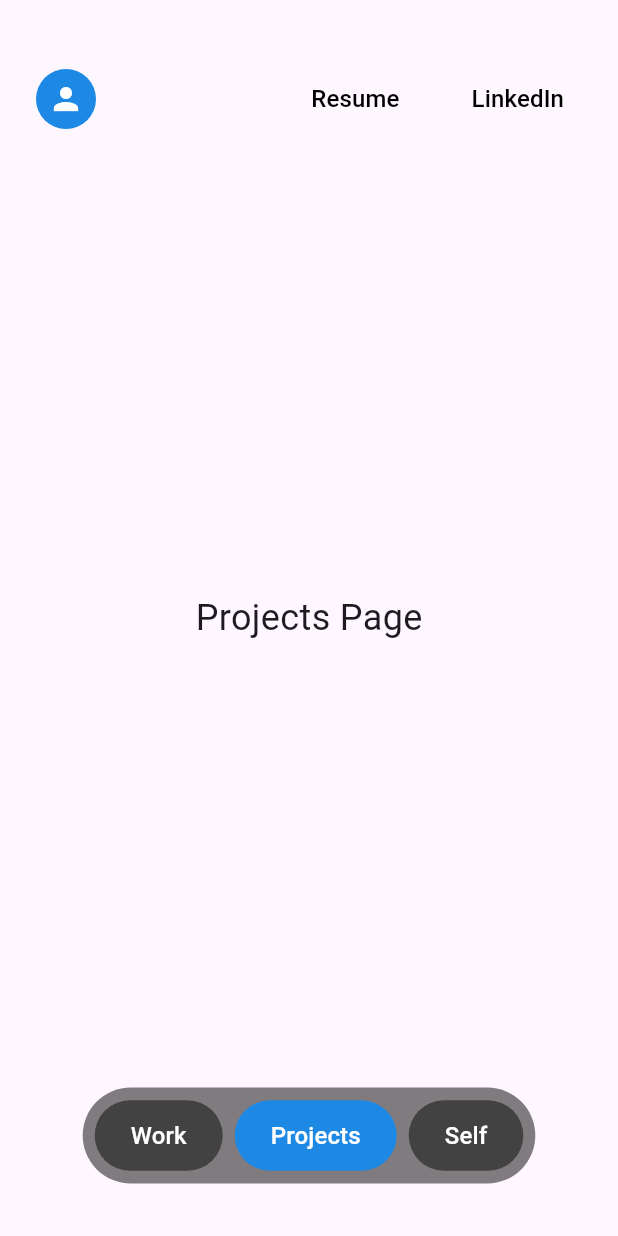
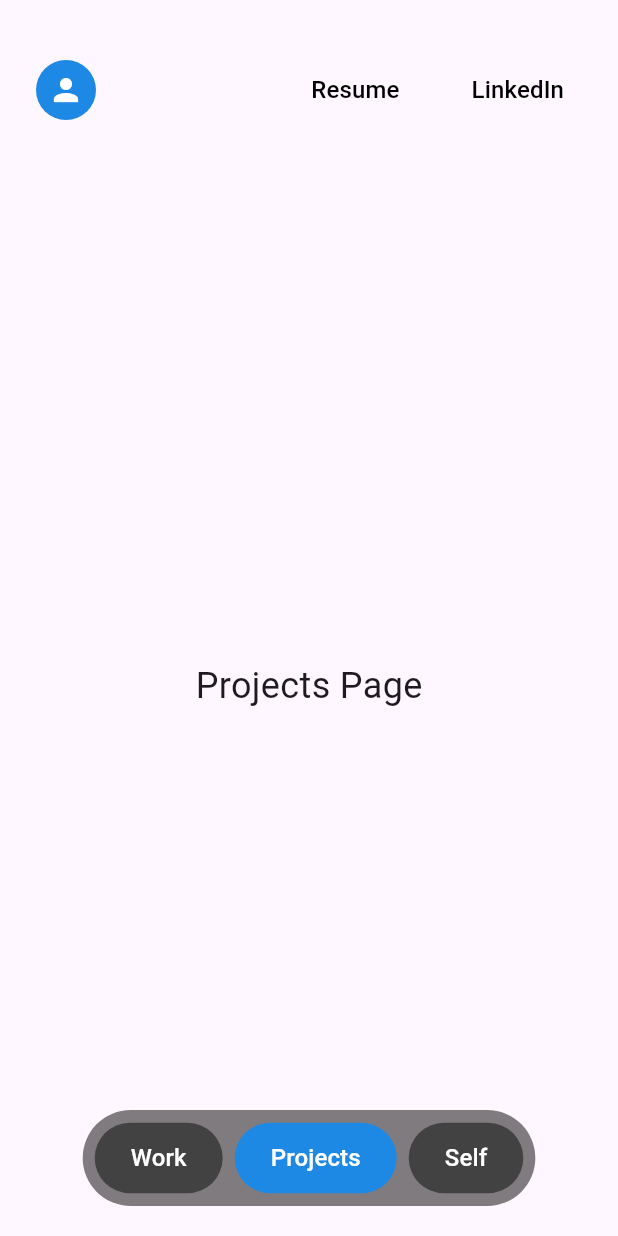
Before and after one commit to Guevara0711/Portafolio_Flutter, a Flutter app: the screen it shows after launch, item 2 of the bottom bar chosen, on a phone screen of 412 x 824 dp. Run offline on Flutter 3.47's test engine with Material 3 defaults, Android fonts, the phone set to English and light mode, and no system bars.

Commit message:
cambios en el scrool

```diff
--- a/lib/home.dart
+++ b/lib/home.dart
@@ -12,16 +12,14 @@ class MyHomePage extends StatefulWidget {
 }
 
 class _MyHomePageState extends State<MyHomePage> {
-  int _currentPage = 0; // 0: Work, 1: Projects, 2: Self
+  int _currentPage = 0;
 
-  // Función para cambiar de página
   void _changePage(int index) {
     setState(() {
       _currentPage = index;
     });
   }
 
-  // Widget para mostrar el contenido actual
   Widget _getCurrentPage() {
     switch (_currentPage) {
       case 0:
@@ -44,16 +42,12 @@ class _MyHomePageState extends State<MyHomePage> {
     return Scaffold(
       body: Stack(
         children: [
-          // Contenido principal - Aquí se muestra la página actual
-          _getCurrentPage(),
-
-          // Header fijo
-          Positioned(
-            top: isMobile ? 16 : 16,
-            left: 0,
-            right: 0,
-            child: SizedBox(
-              height: 100,
+          Column(
+            children: [
+              // Header fijo con padding ajustable
+              Container(
+                height: isMobile ? 90 : 90,  // Altura ajustada en móvil
+                padding: EdgeInsets.only(top: isMobile ? 30 : 0),  // Padding superior ajustable
                 child: Stack(
                   alignment: Alignment.center,
                   children: [
@@ -132,11 +126,18 @@ class _MyHomePageState extends State<MyHomePage> {
                   ],
                 ),
               ),
+
+              // Contenido principal
+              Expanded(
+                child: _getCurrentPage(),
+              ),
+            ],
           ),
 
+          // Barra de navegación móvil
           if (isMobile)
             Positioned(
-              bottom: 35,
+              bottom: 20,  // Ajustado para estar más arriba
               left: 0,
               right: 0,
               child: Center(
--- a/pubspec.yaml
+++ b/pubspec.yaml
@@ -88,3 +88,6 @@ flutter:
   #
   # For details regarding fonts from package dependencies,
   # see https://flutter.dev/to/font-from-package
+
+  assets:
+    - assets/images/
```
Also changed, not shown: lib/pages/work.dart (+148 -3 lines), 1 other file. Lines whose indentation alone changed are shown as unchanged.
